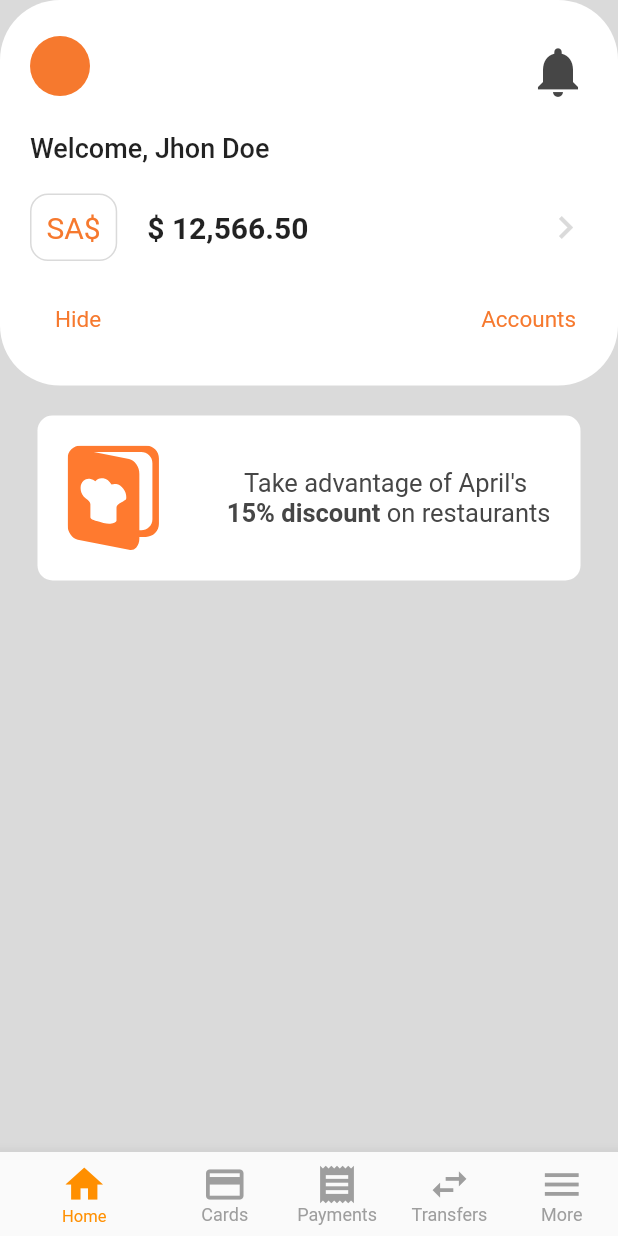
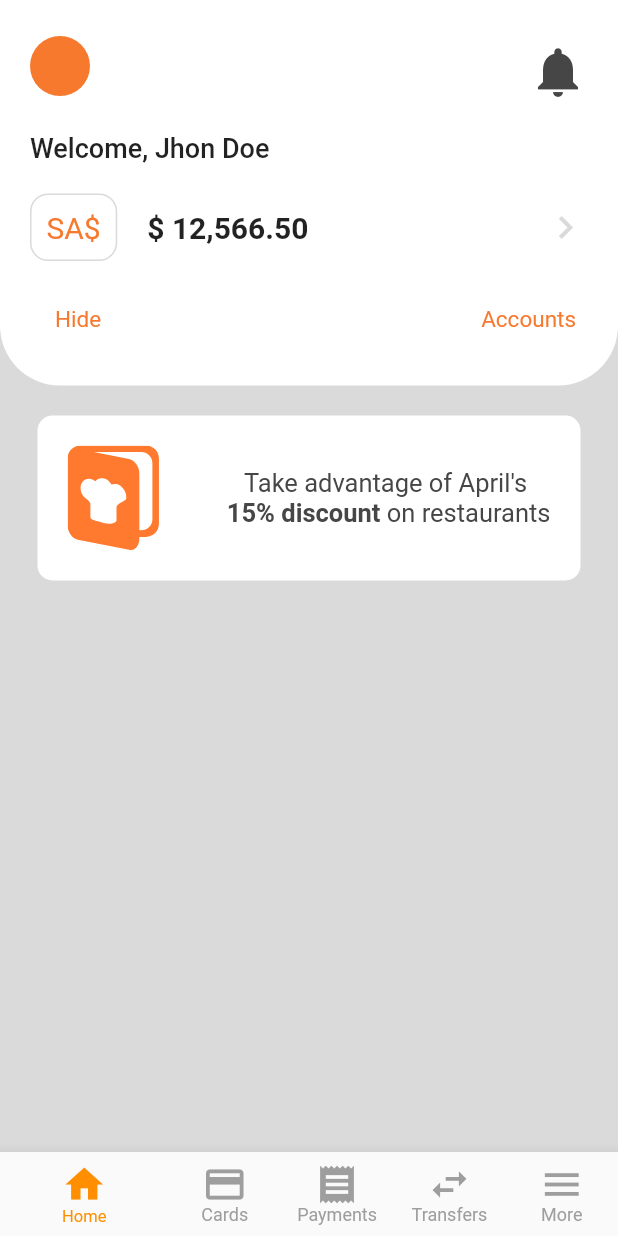
Before and after one commit to RamiroCuenca/home-banking-app, a Flutter app: the screen it shows after launch, on a phone screen of 412 x 824 dp. Run offline on Flutter 3.47's test engine with Material 2 defaults, Android fonts, the light colour scheme and no system bars; our stand-ins replace flutter_svg.

Commit message:
modified top card borders

```diff
--- a/lib/src/widgets/main_page/top_card_widget.dart
+++ b/lib/src/widgets/main_page/top_card_widget.dart
@@ -9,7 +9,11 @@ Widget getTopCard() {
     padding: kPadding,
     decoration: BoxDecoration(
       color: Colors.white,
-      borderRadius: BorderRadius.circular(40),
+      // borderRadius: BorderRadius.circular(40),
+      borderRadius: BorderRadius.only(
+        bottomLeft: Radius.circular(40.0),
+        bottomRight: Radius.circular(40.0),
+      ),
     ),
     child: SafeArea(
       child: Column(
```
